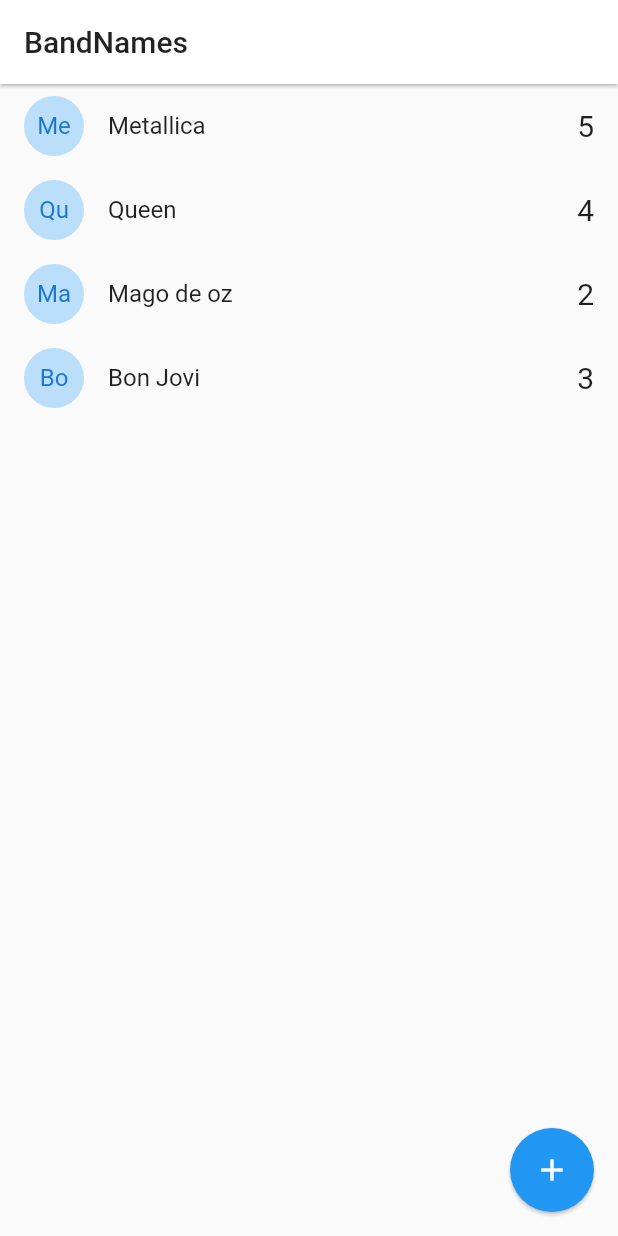
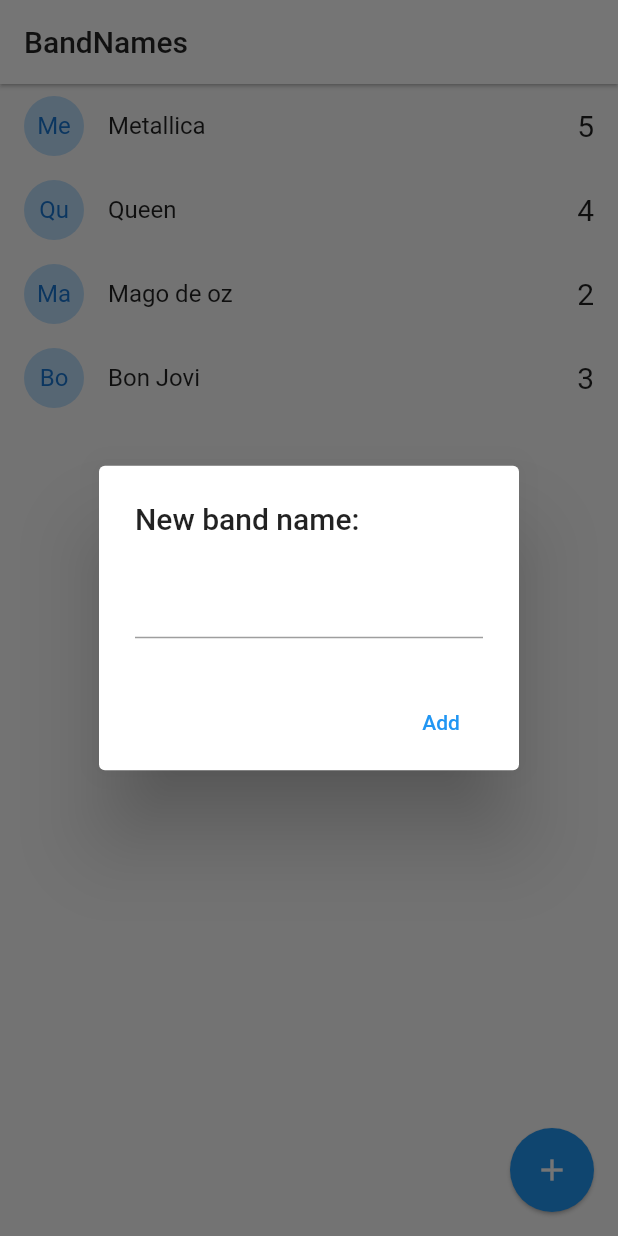
Before and after one commit to ramirexweb/flutter-bandnames-socket, a Flutter app: the screen it shows after launch, after a tap on the "add" icon, on a phone screen of 412 x 824 dp. Run offline on Flutter 3.47's test engine with Material 2 defaults, Android fonts, the phone set to English and light mode, and no system bars.

Commit message:
ya podemos agregar una nueva banda

```diff
--- a/lib/pages/home.dart
+++ b/lib/pages/home.dart
@@ -1,4 +1,7 @@
+import 'dart:io';
+
 import 'package:band_names/models/band.dart';
+import 'package:flutter/cupertino.dart';
 import 'package:flutter/material.dart';
 
 class HomePage extends StatefulWidget {
@@ -32,7 +35,7 @@ class _HomePageState extends State<HomePage> {
       floatingActionButton: FloatingActionButton(
         child: Icon(Icons.add),
         elevation: 1,
-        onPressed: () {},
+        onPressed: addNewBand,
       ),
     );
   }
@@ -53,4 +56,64 @@ class _HomePageState extends State<HomePage> {
       },
     );
   }
+
+  addNewBand() {
+    final textController = new TextEditingController();
+
+    if (Platform.isAndroid) {
+      return showDialog(
+          context: context,
+          builder: (context) {
+            return AlertDialog(
+              title: Text('New band name:'),
+              content: TextField(
+                controller: textController,
+              ),
+              actions: <Widget>[
+                MaterialButton(
+                  child: Text('Add'),
+                  elevation: 5,
+                  textColor: Colors.blue,
+                  onPressed: () => addBandToList(textController.text),
+                )
+              ],
+            );
+          });
+    }
+
+    showCupertinoDialog(
+        context: context,
+        builder: (_) {
+          return CupertinoAlertDialog(
+            title: Text('New band name:'),
+            content: CupertinoTextField(
+              controller: textController,
+            ),
+            actions: <Widget>[
+              CupertinoDialogAction(
+                isDefaultAction: true,
+                child: Text('Add'),
+                onPressed: () => addBandToList(textController.text),
+              ),
+              CupertinoDialogAction(
+                isDestructiveAction: true,
+                child: Text('Dismiss'),
+                onPressed: () => Navigator.pop(context),
+              )
+            ],
+          );
+        });
+  }
+
+  void addBandToList(String name) {
+    print(name);
+    if (name.length > 1) {
+      this
+          .bands
+          .add(new Band(id: DateTime.now().toString(), name: name, votes: 0));
+      setState(() {});
+    }
+
+    Navigator.pop(context);
+  }
 }
```
